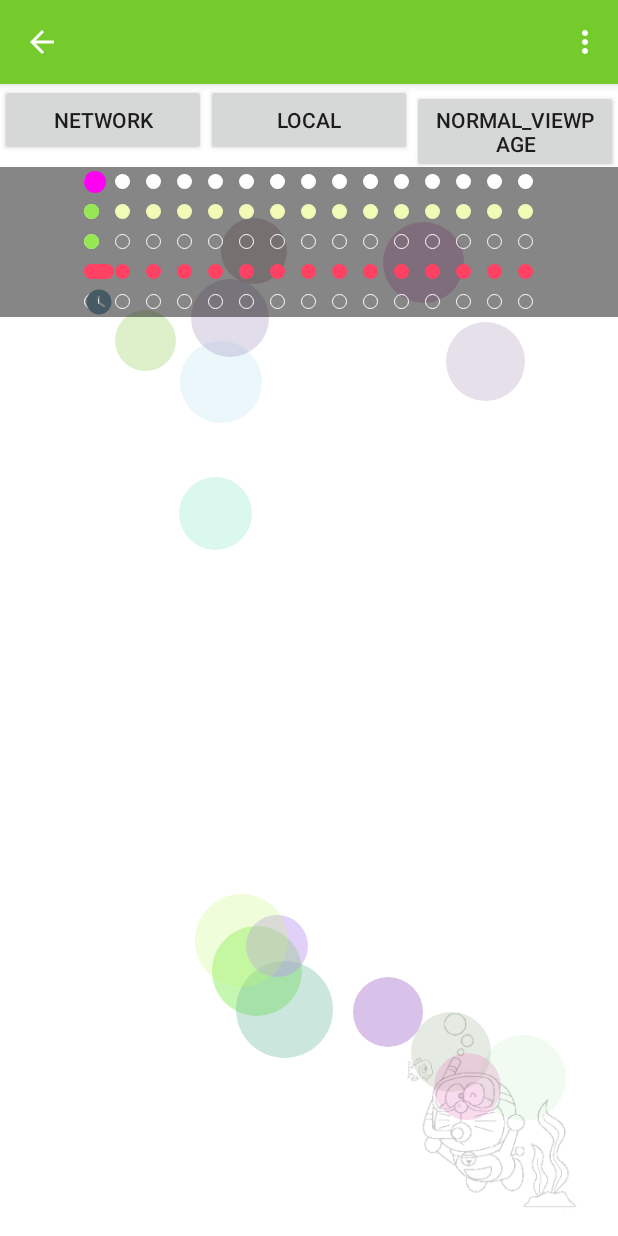
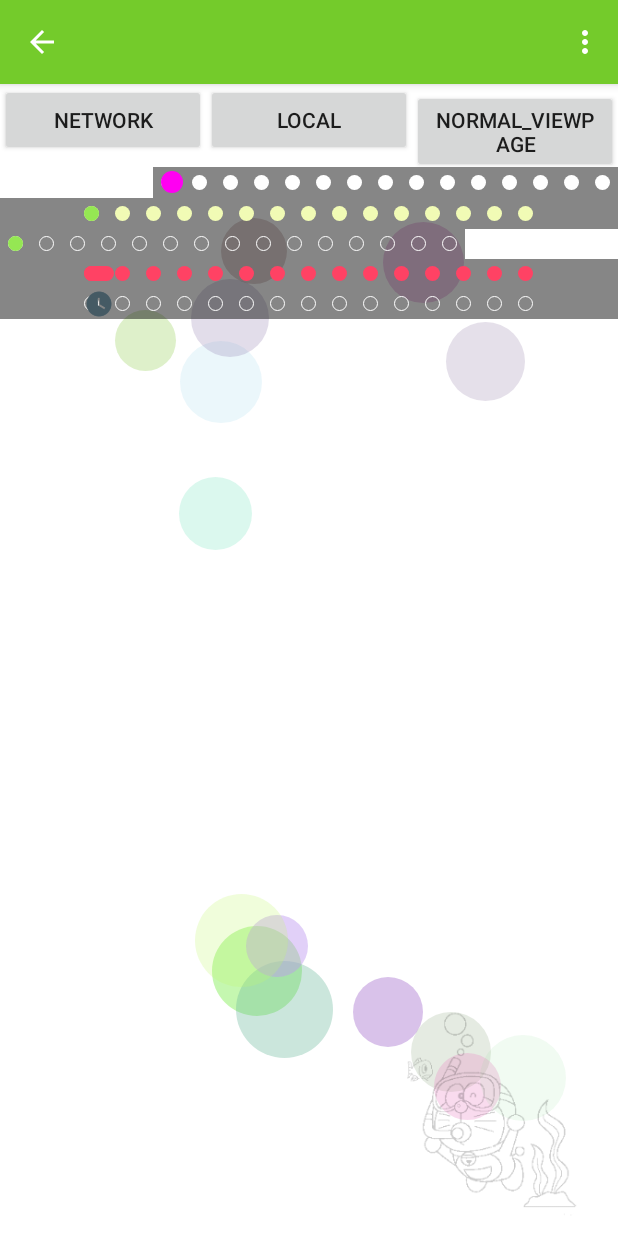
Before and after one commit to yang8807/utils, an Android app: the ActivityBannerView screen opened directly, with no data from a screen before it, on a phone screen of 412 x 824 dp. Run offline under Robolectric (Android 15) with nearby library versions, the phone set to English and light mode, and no system bars; libraries missing offline, so code that uses them is left out: com.jude.swipbackhelper; 3 statements that could not run were skipped.

Commit message:
BannerLooperIndicator:解决了视图大小测量的问题: resolveSize(size,mode);//一个是控件的真实大小,另一个是控件的模式,将模式传进去,就自动测量大小,根据模式,选择需要的值

```diff
--- a/app/src/main/res/layout/activity_looper_view.xml
+++ b/app/src/main/res/layout/activity_looper_view.xml
@@ -46,17 +46,18 @@
 
         <com.yan.fastview_library.indicator.BannerLooperIndicator
             android:id="@+id/baner_indicator"
-            android:layout_width="match_parent"
-            android:layout_height="20dp"
+            android:layout_width="wrap_content"
+            android:layout_height="wrap_content"
+            android:layout_alignParentRight="true"
             android:background="#79000000"
-            app:bli_select="#ff00f2"
             app:bli_indicator_normal_size="10dp"
-            app:bli_indicator_select_size="15dp" />
+            app:bli_indicator_select_size="15dp"
+            app:bli_select="#ff00f2" />
 
         <com.yan.fastview_library.indicator.BannerLooperIndicator
             android:id="@+id/baner_indicator2"
             android:layout_width="match_parent"
-            android:layout_height="20dp"
+            android:layout_height="wrap_content"
             android:layout_below="@id/baner_indicator"
             android:background="#79000000"
             app:bli_indicator_normal_size="10dp"
@@ -66,7 +67,7 @@
 
         <com.yan.fastview_library.indicator.BannerLooperIndicator
             android:id="@+id/baner_indicator_ring"
-            android:layout_width="match_parent"
+            android:layout_width="wrap_content"
             android:layout_height="20dp"
             android:layout_below="@id/baner_indicator2"
             android:background="#79000000"
@@ -111,7 +112,7 @@
         <com.yan.fastview_library.indicator.BannerLooperIndicator
             android:id="@+id/baner_indicator_normal"
             android:layout_width="wrap_content"
-            android:layout_height="wrap_content"
+            android:layout_height="20dp"
             android:layout_alignParentBottom="true"
             android:layout_alignParentRight="true"
             app:bli_indicator_normal_size="10dp"
--- a/fastview_library/src/main/java/com/yan/fastview_library/indicator/BannerLooperIndicator.java
+++ b/fastview_library/src/main/java/com/yan/fastview_library/indicator/BannerLooperIndicator.java
@@ -53,16 +53,15 @@ public class BannerLooperIndicator extends View {
 
     @Override
     protected void onMeasure(int widthMeasureSpec, int heightMeasureSpec) {
-        super.onMeasure(widthMeasureSpec, heightMeasureSpec);
         //获取控件的测量规则:
-//        widthMeasureSpec== MeasureSpec.AT_MOST
+        itemSize = mNormalSize + mIntervalPadding * 2;
+        mPwidth = resolveSize(mChildCount * itemSize + getPaddingRight() + getPaddingLeft(), widthMeasureSpec);
+        mPheight = resolveSize(itemSize + getPaddingBottom() + getPaddingTop(), heightMeasureSpec);
+        setMeasuredDimension(mPwidth, mPheight);
+        mPwidth = mPwidth - getPaddingLeft() - getPaddingRight();
+        mPheight = mPheight - getPaddingBottom() - getPaddingTop();
+        startX = (mPwidth - itemSize * mChildCount) / 2;
 
-
-        mPwidth = getMeasuredWidth() - getPaddingLeft() - getPaddingRight();
-        mPheight = getMeasuredHeight() - getPaddingBottom() - getPaddingTop();
-        itemSize = mNormalSize + mIntervalPadding * 2;
-        startX = (mPwidth - itemSize * mChildCount) / 2;
-//        setMa
     }
 
     private void initProperties(TypedArray typedArray) {
```
Also changed, not shown: 2 other files.
